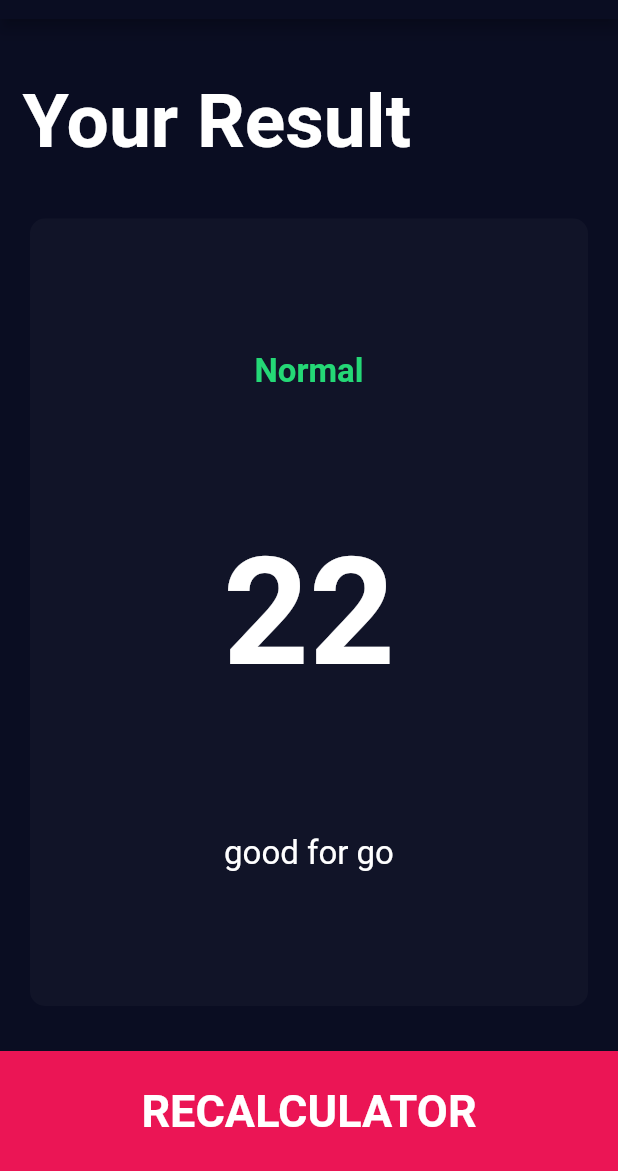
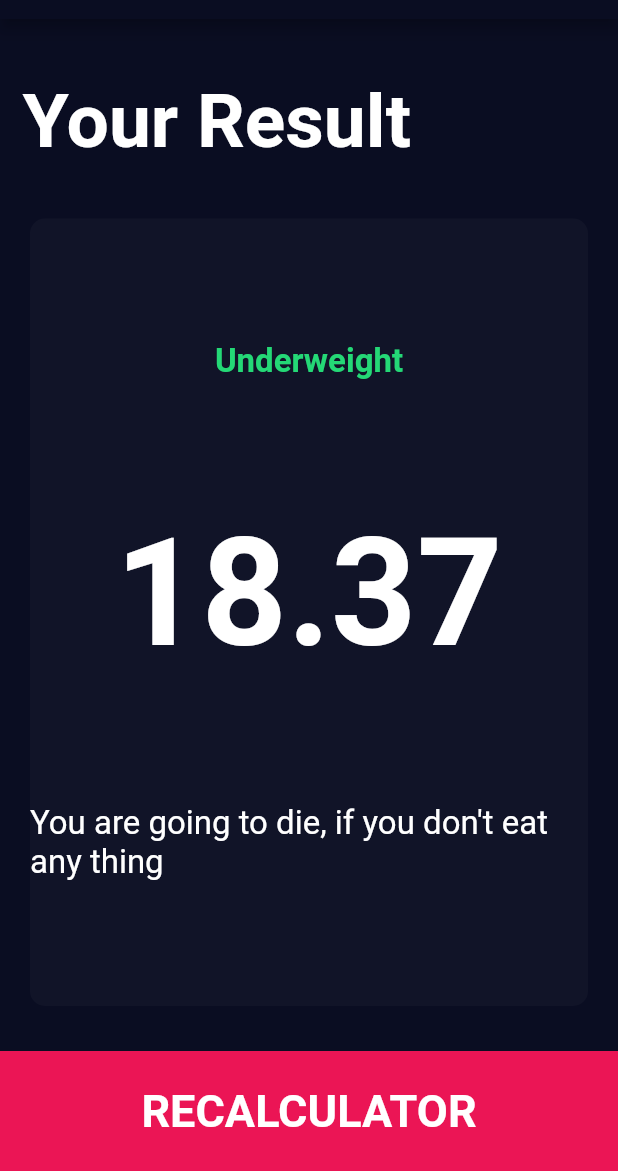
Before and after one commit to HeratUni-CS/bmi-calculator-JalaluddinKhafi, a Flutter app: the screen it shows after launch, after a tap on "CALCULATOR YOUR BMI", on a phone screen of 412 x 824 dp, the part 65-1236 px from its top. Run offline on Flutter 3.47's test engine with Material 2 defaults, Android fonts, the phone set to English and light mode, and no system bars; our stand-ins replace font_awesome_flutter.

Commit message:
All dynamic properties added to project

```diff
--- a/lib/Screens/inputPage.dart
+++ b/lib/Screens/inputPage.dart
@@ -1,4 +1,5 @@
 import 'package:bmi_starting/Screens/resultpage.dart';
+import 'package:bmi_starting/bmiBrain.dart';
 import 'package:flutter/material.dart';
 import 'package:font_awesome_flutter/font_awesome_flutter.dart';
 import '../conponects/IconsContent.dart';
@@ -208,15 +209,18 @@ class _InputPageState extends State<InputPage> {
                 ],
               ),
             ),
-            BottomButton(onPressed:  () {
+            BottomButton(
+              onPressed:  () {
+                bmiBrain BmiBrain=bmiBrain(height: height, weight: weight);
+
               Navigator.push(
                 context,
                 MaterialPageRoute(
                   builder: (context) {
                     return resultPage(
-                      result: 'Normal',
-                      bmi: '22',
-                      interp: 'good for go',
+                      result: BmiBrain.getResult(),
+                      bmi: BmiBrain.getBMI(),
+                      interp: BmiBrain.getInterp(),
                     );
                   },
                 ),
--- a/lib/bmiBrain.dart
+++ b/lib/bmiBrain.dart
@@ -5,7 +5,7 @@ class bmiBrain{
   int height;
   int weight;
   double bmi =0;
-  bmiBrain({required this.height, required this.weight,required this .bmi}){
+  bmiBrain({required this.height, required this.weight}){
     bmi=weight/ pow(height/100 , 2);
   }
 
@@ -20,4 +20,21 @@ class bmiBrain{
       return 'Obese';
     }
   }
+  String getBMI(){
+    return bmi.toStringAsFixed(2);
+  }
+  String getInterp(){
+    if(bmi< 18.5){
+      return "You are going to die, if you don't eat any thing";
+    }else if(bmi<25){
+      return 'You are perfect';
+    }else if(bmi<30){
+      return 'you are Overweight, exercise more';
+    }else{
+      return 'You are going to explode, be care ful...';
+    }
+  }
+
+
+
 }
```
